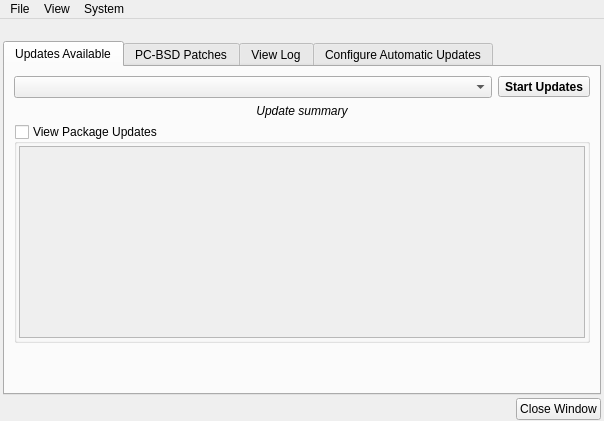
Before: the Qt Designer form src-qt5/pc-updategui/mainUI.ui in trueos/pcbsd, drawn with Qt 5.
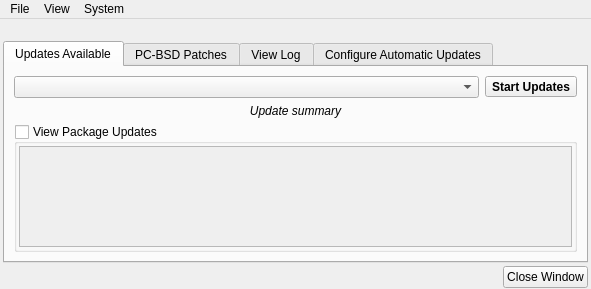
After: the same form once the commit is applied. The open tabs and pages were chosen to show the change. Icons and pictures are not drawn.

Commit message: Clean up the new changes to the Update GUI a bit: 1) Remove the rich text and format the strings a bit more. 2) Adjust the centering of a couple extra dialogs on the parent 3) Resize the main window back down to a smaller size (ensure it can be shown on smaller screens)

Diff of the .ui file:
```diff
--- a/src-qt5/pc-updategui/mainUI.ui
+++ b/src-qt5/pc-updategui/mainUI.ui
@@ -6,8 +6,8 @@
    <rect>
     <x>0</x>
     <y>0</y>
-    <width>604</width>
-    <height>421</height>
+    <width>591</width>
+    <height>289</height>
    </rect>
   </property>
   <property name="windowTitle">
@@ -360,8 +360,8 @@
     <rect>
      <x>0</x>
      <y>0</y>
-     <width>604</width>
-     <height>25</height>
+     <width>591</width>
+     <height>19</height>
     </rect>
    </property>
    <widget class="QMenu" name="menuFile">
```
Left out of the diff: 2 changed lines with no effect on the pictures. The commit also changes 3 other files.
